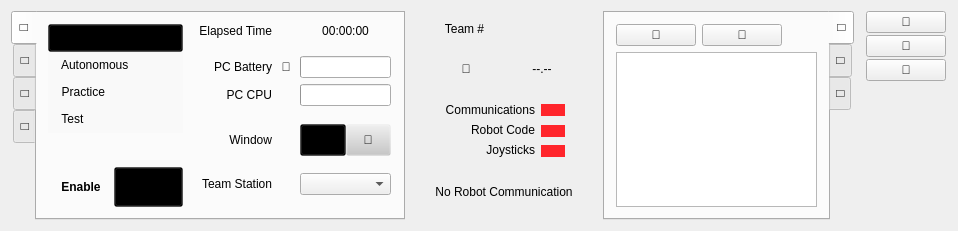
Old version of the form src/forms/MainWindow.ui in the repository FRC-Utilities/QDriverStation.
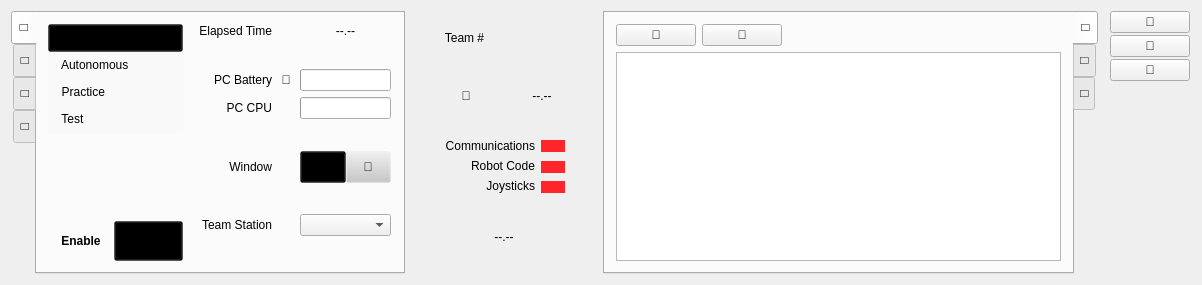
New version of the form. Icons and pictures are not drawn. Custom widgets are drawn as their Qt base class.

Patch:
```diff
--- a/src/forms/MainWindow.ui
+++ b/src/forms/MainWindow.ui
@@ -6,8 +6,8 @@
    <rect>
     <x>0</x>
     <y>0</y>
-    <width>958</width>
-    <height>231</height>
+    <width>1202</width>
+    <height>285</height>
    </rect>
   </property>
   <property name="focusPolicy">
@@ -427,7 +427,7 @@
            <item row="0" column="3">
             <widget class="QLabel" name="ElapsedTime">
              <property name="text">
-              <string>00:00:00</string>
+              <string>--.--</string>
              </property>
              <property name="alignment">
               <set>Qt::AlignCenter</set>
@@ -1609,7 +1609,7 @@
           </sizepolicy>
          </property>
          <property name="text">
-          <string>No Robot Communication</string>
+          <string>--.--</string>
          </property>
          <property name="scaledContents">
           <bool>false</bool>
```
Left out of the diff: 10 changed lines with no effect on the pictures.
